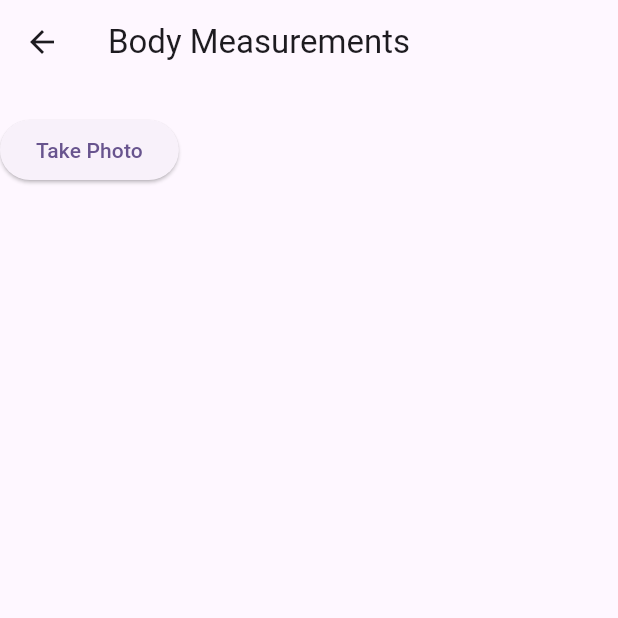
After one commit to ivycommunity/wardrobe, a Flutter app: the UserHome screen opened directly, after a tap on "Get measurements", on a phone screen of 412 x 824 dp, the top half of it. The commit adds this screen. Run offline on Flutter 3.47's test engine with Material 3 defaults, Android fonts, the phone set to English and light mode, and no system bars; our stand-ins replace firebase_auth, firebase_core, flutter_signin_button, fluttertoast, google_sign_in, image_picker and 1 more; missing offline and left inert: google_mlkit_pose_detection; accounts and stored records are empty.

Commit message:
Adding a page where the user can get their measurements

```diff
--- /dev/null
+++ b/lib/pages/measurements.dart
@@ -0,0 +1,142 @@
+import 'package:flutter/material.dart';
+import 'package:google_mlkit_pose_detection/google_mlkit_pose_detection.dart';
+import 'package:image_picker/image_picker.dart';
+import 'dart:io';
+import 'dart:math';
+
+class BodyMeasurementScreen extends StatefulWidget {
+  const BodyMeasurementScreen({super.key});
+
+  @override
+  _BodyMeasurementScreenState createState() => _BodyMeasurementScreenState();
+}
+
+class _BodyMeasurementScreenState extends State<BodyMeasurementScreen> {
+  final poseDetector = PoseDetector(options: PoseDetectorOptions());
+  File? _imageFile;
+  Map<String, double>? _measurements;
+  bool _processing = false;
+
+  Future<void> _getImage() async {
+    final ImagePicker picker = ImagePicker();
+    final XFile? image = await picker.pickImage(source: ImageSource.camera);
+
+    if (image != null) {
+      setState(() {
+        _imageFile = File(image.path);
+        _measurements = null;
+        _processing = true;
+      });
+
+      await _processPose();
+    }
+  }
+
+  double _getDistance(PoseLandmark first, PoseLandmark second) {
+    return sqrt(
+      pow(first.x - second.x, 2) + pow(first.y - second.y, 2)
+    );
+  }
+
+  Future<void> _processPose() async {
+    if (_imageFile == null) return;
+
+    final inputImage = InputImage.fromFile(_imageFile!);
+    final List<Pose> poses = await poseDetector.processImage(inputImage);
+
+    if (poses.isEmpty) {
+      ScaffoldMessenger.of(context).showSnackBar(
+        SnackBar(content: Text('No pose detected. Please try again.')),
+      );
+      setState(() {
+        _processing = false;
+      });
+      return;
+    }
+
+    final pose = poses.first;
+
+    // Calculate relative measurements using pixel distances
+    // Note: These are approximate and need calibration for real measurements
+    Map<String, double> measurements = {
+      'shoulder_width': _getDistance(
+        pose.landmarks[PoseLandmarkType.leftShoulder]!,
+        pose.landmarks[PoseLandmarkType.rightShoulder]!,
+      ),
+      'chest_width': _getDistance(
+        pose.landmarks[PoseLandmarkType.leftShoulder]!,
+        pose.landmarks[PoseLandmarkType.rightShoulder]!,
+      ) * 1.1, // Estimated chest width
+      'waist_width': _getDistance(
+        pose.landmarks[PoseLandmarkType.leftHip]!,
+        pose.landmarks[PoseLandmarkType.rightHip]!,
+      ) * 1.2, // Estimated waist width
+      'hip_width': _getDistance(
+        pose.landmarks[PoseLandmarkType.leftHip]!,
+        pose.landmarks[PoseLandmarkType.rightHip]!,
+      ) * 1.3, // Estimated hip width
+      'inseam': _getDistance(
+        pose.landmarks[PoseLandmarkType.leftHip]!,
+        pose.landmarks[PoseLandmarkType.leftAnkle]!,
+      ),
+    };
+
+    // Convert pixel distances to approximate centimeters
+    // This needs calibration with a known reference object
+    const pixelToCmRatio = 0.2; // This is an example ratio, needs calibration
+    measurements = measurements.map((key, value) =>
+      MapEntry(key, (value * pixelToCmRatio).roundToDouble())
+    );
+
+    setState(() {
+      _measurements = measurements;
+      _processing = false;
+    });
+  }
+
+  @override
+  void dispose() {
+    poseDetector.close();
+    super.dispose();
+  }
+
+  @override
+  Widget build(BuildContext context) {
+    return Scaffold(
+      appBar: AppBar(
+        title: Text('Body Measurements'),
+      ),
+      body: SingleChildScrollView(
+        child: Column(
+          children: [
+            if (_imageFile != null) ...[
+              Image.file(_imageFile!),
+              SizedBox(height: 20),
+            ],
+            if (_processing)
+              CircularProgressIndicator()
+            else if (_measurements != null)
+              Padding(
+                padding: EdgeInsets.all(16),
+                child: Column(
+                  children: _measurements!.entries.map((entry) {
+                    return Card(
+                      child: ListTile(
+                        title: Text(entry.key.replaceAll('_', ' ').toUpperCase()),
+                        trailing: Text('${entry.value.toStringAsFixed(1)} cm'),
+                      ),
+                    );
+                  }).toList(),
+                ),
+              ),
+            SizedBox(height: 20),
+            ElevatedButton(
+              onPressed: _getImage,
+              child: Text('Take Photo'),
+            ),
+          ],
+        ),
+      ),
+    );
+  }
+}
--- a/lib/pages/user_home.dart
+++ b/lib/pages/user_home.dart
@@ -1,6 +1,7 @@
 import 'package:firebase_auth/firebase_auth.dart';
 import 'package:flutter/material.dart';
 import 'package:fluttertoast/fluttertoast.dart';
+import 'package:wardobe_app/pages/measurements.dart';
 import 'package:wardobe_app/pages/login_page.dart';
 
 class UserHome extends StatefulWidget {
@@ -86,6 +87,15 @@ class _UserHomePageState extends State<UserHome> {
                   color: Color(0xFF1A2B3C),
                 ),
               ),
+              OutlinedButton(
+                onPressed: () async {
+                  await Navigator.of(context).push(
+                    MaterialPageRoute(
+                        builder: (context) => BodyMeasurementScreen()),
+                  );
+                },
+                child: const Text('Get measurements'),
+              ),
             ],
           ),
         ),
--- a/pubspec.yaml
+++ b/pubspec.yaml
@@ -41,6 +41,9 @@ dependencies:
   google_sign_in: ^6.2.1
   github: 9.24.0
   flutter_signin_button: ^2.0.0
+  google_mlkit_pose_detection: ^0.10.0
+  camera: ^0.10.5
+  image_picker: ^1.0.4
 
 dev_dependencies:
   flutter_test:
```
Also changed, not shown: pubspec.lock, 18 other files.
